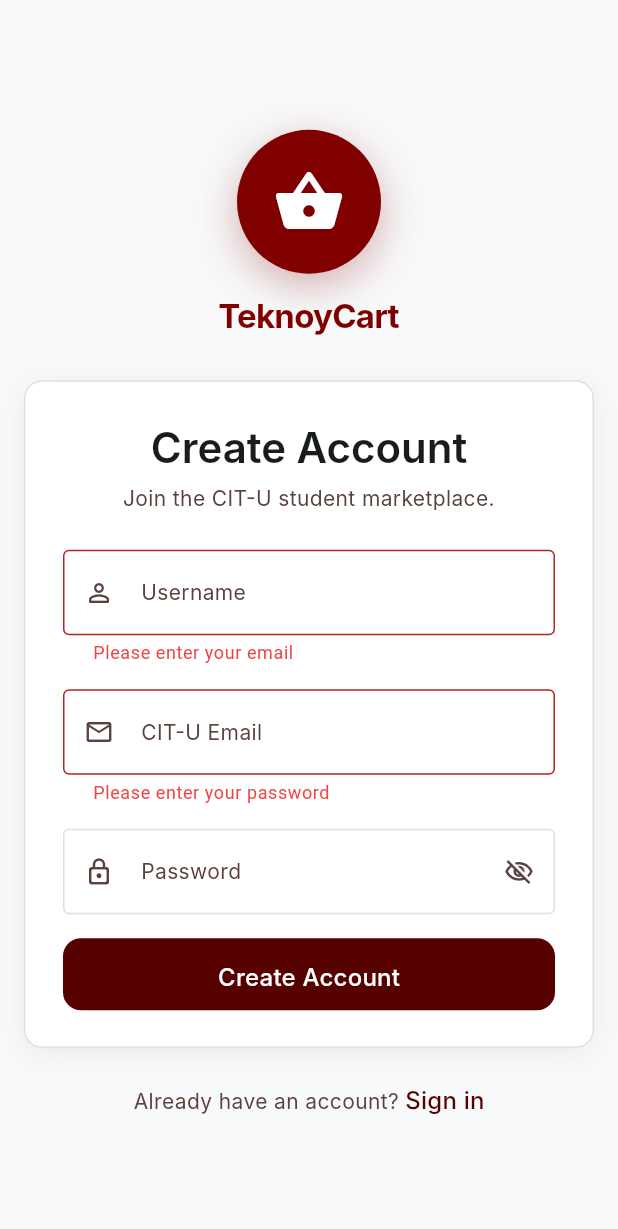
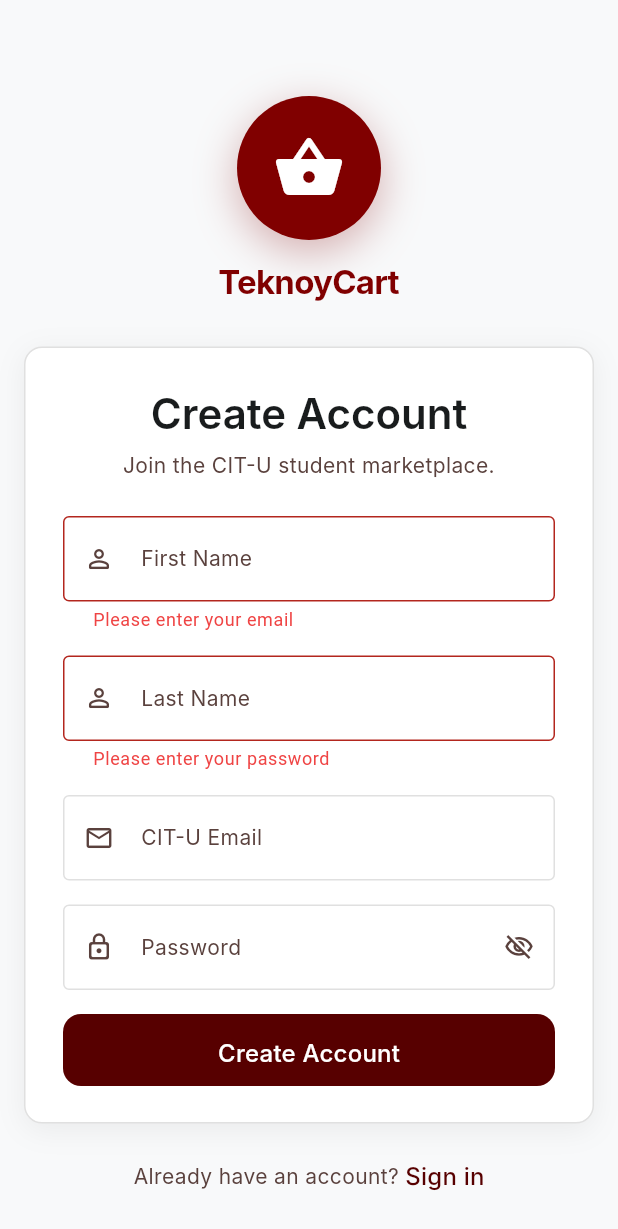
Before and after one commit to VeryLuckyMe/TeknoyCart, a Flutter app: the screen it shows after launch, after a tap on "Login", after a tap on "Sign up", on a phone screen of 412 x 824 dp. Shown: the top 1229 px of the screen. Run offline on Flutter 3.47's test engine with Material 3 defaults, Android fonts, the phone set to English and light mode, and no system bars; our stand-ins replace flutter_riverpod, supabase_flutter; accounts and stored records are empty; Roboto replaces fonts that are missing (Inter).

Commit message:
feat: replace username with first/last name and remove auto-login button

```diff
--- a/lib/features/auth/views/auth_gate_view.dart
+++ b/lib/features/auth/views/auth_gate_view.dart
@@ -16,7 +16,8 @@ class _AuthGateViewState extends ConsumerState<AuthGateView>
     with SingleTickerProviderStateMixin {
   final _formKey = GlobalKey<FormState>();
   final _emailController = TextEditingController();
-  final _usernameController = TextEditingController();
+  final _firstNameController = TextEditingController();
+  final _lastNameController = TextEditingController();
   final _passwordController = TextEditingController();
 
   bool _isLoginTab = true;
@@ -38,7 +39,8 @@ class _AuthGateViewState extends ConsumerState<AuthGateView>
   @override
   void dispose() {
     _emailController.dispose();
-    _usernameController.dispose();
+    _firstNameController.dispose();
+    _lastNameController.dispose();
     _passwordController.dispose();
     _fadeCtrl.dispose();
     super.dispose();
@@ -48,12 +50,14 @@ class _AuthGateViewState extends ConsumerState<AuthGateView>
     if (!_formKey.currentState!.validate()) return;
     final email = _emailController.text.trim();
     final password = _passwordController.text;
-    final username = _usernameController.text.trim();
+    final firstName = _firstNameController.text.trim();
+    final lastName = _lastNameController.text.trim();
+    final fullName = '$firstName $lastName';
     final authNotifier = ref.read(authNotifierProvider.notifier);
     if (_isLoginTab) {
       authNotifier.login(email: email, password: password);
     } else {
-      authNotifier.register(email: email, username: username, password: password);
+      authNotifier.register(email: email, username: fullName, password: password);
     }
   }
 
@@ -180,15 +184,27 @@ class _AuthGateViewState extends ConsumerState<AuthGateView>
                           ),
                           const SizedBox(height: 24),
 
-                          // ── Username (register only) ───────────────────
+                          // ── First Name & Last Name (register only) ───────
                           if (!_isLoginTab) ...[
                             _buildInputField(
-                              controller: _usernameController,
-                              label: 'Username',
+                              controller: _firstNameController,
+                              label: 'First Name',
                               icon: Icons.person_outline_rounded,
                               validator: (val) {
                                 if (val == null || val.trim().isEmpty) {
-                                  return 'Please enter a username';
+                                  return 'Please enter your first name';
+                                }
+                                return null;
+                              },
+                            ),
+                            const SizedBox(height: 16),
+                            _buildInputField(
+                              controller: _lastNameController,
+                              label: 'Last Name',
+                              icon: Icons.person_outline_rounded,
+                              validator: (val) {
+                                if (val == null || val.trim().isEmpty) {
+                                  return 'Please enter your last name';
                                 }
                                 return null;
                               },
@@ -204,7 +220,7 @@ class _AuthGateViewState extends ConsumerState<AuthGateView>
                             keyboardType: TextInputType.emailAddress,
                             validator: (val) {
                               if (val == null || val.trim().isEmpty) {
-                                return 'Please enter your email';
+                                  return 'Please enter your email';
                               }
                               final email = val.trim().toLowerCase();
                               if (!email.endsWith('@cit.edu') &&
@@ -306,37 +322,6 @@ class _AuthGateViewState extends ConsumerState<AuthGateView>
                                     ),
                             ),
                           ),
-                          if (_isLoginTab) ...[
-                            const SizedBox(height: 12),
-                            SizedBox(
-                              height: 48,
-                              child: OutlinedButton.icon(
-                                onPressed: authState.isLoading
-                                    ? null
-                                    : () {
-                                        _emailController.text = 'capstone.team45@cit.edu';
-                                        _passwordController.text = 'teknoycart2026';
-                                        _submitForm();
-                                      },
-                                style: OutlinedButton.styleFrom(
-                                  side: const BorderSide(color: Color(0xFF570000), width: 1.2),
-                                  foregroundColor: const Color(0xFF570000),
-                                  shape: RoundedRectangleBorder(
-                                    borderRadius: BorderRadius.circular(12),
-                                  ),
-                                ),
-                                icon: const Icon(Icons.bolt_rounded, size: 20),
-                                label: const Text(
-                                  'Presentation Auto-Login',
-                                  style: TextStyle(
-                                    fontFamily: 'Inter',
-                                    fontSize: 15,
-                                    fontWeight: FontWeight.w600,
-                                  ),
-                                ),
-                              ),
-                            ),
-                          ],
                         ],
                       ),
                     ),
```
